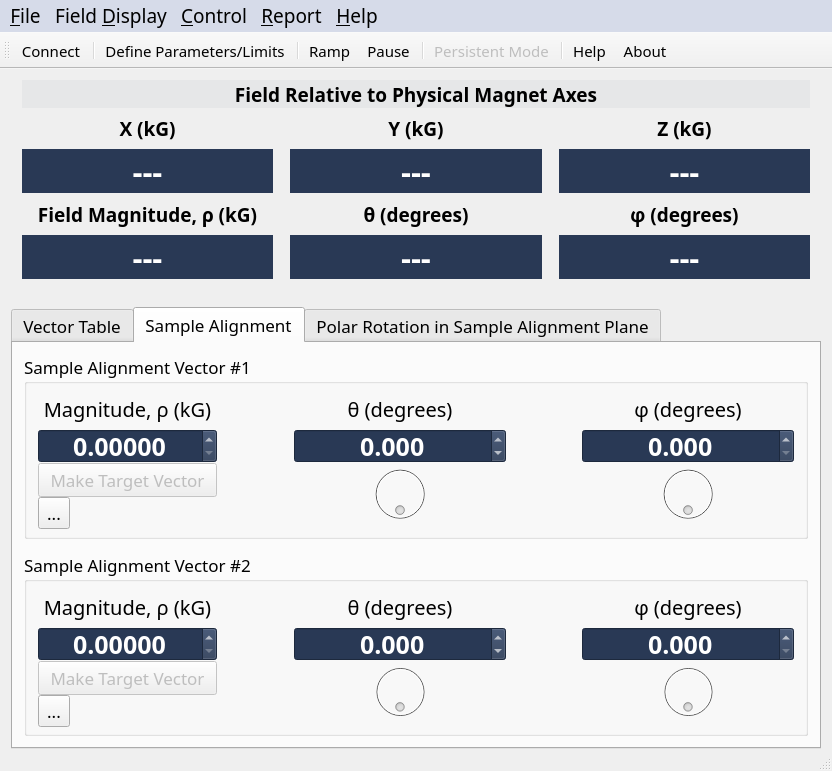
The window that macOS-UI/multiaxisoperation.ui (American-Magnetics-Inc/multi-axis-operation) describes before a commit, drawn with Qt 5.
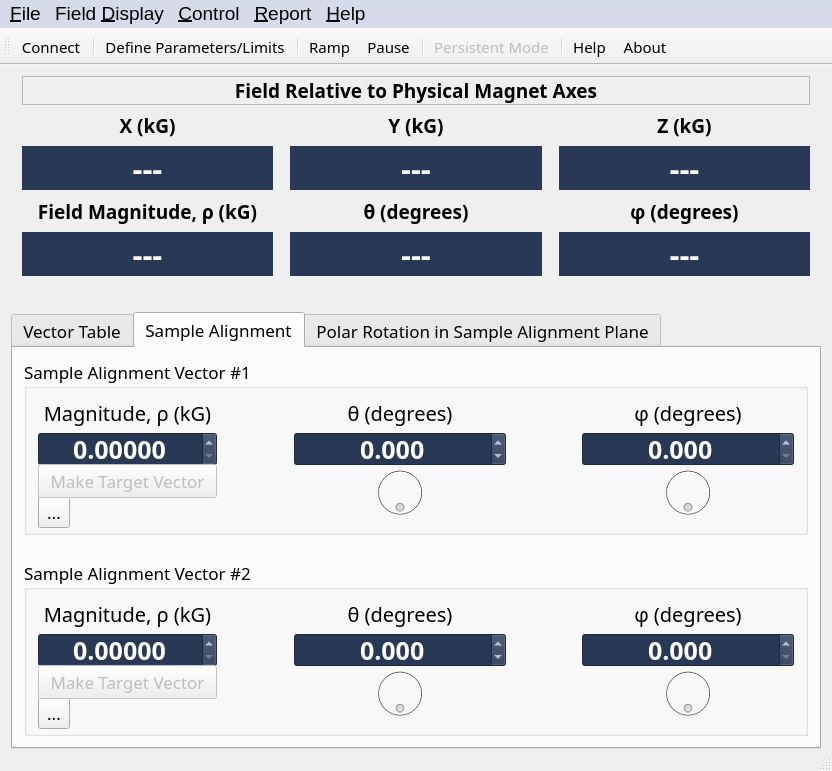
The same window after the commit. The open tabs and pages were chosen to show the change. Icons and pictures are not drawn. Custom widgets are drawn as their Qt base class.

Patch:
```diff
--- a/macOS-UI/multiaxisoperation.ui
+++ b/macOS-UI/multiaxisoperation.ui
@@ -28,7 +28,7 @@
   <widget class="QWidget" name="centralWidget">
    <layout class="QVBoxLayout" name="mainVerticalLayout" stretch="1,10">
     <property name="spacing">
-     <number>17</number>
+     <number>25</number>
     </property>
     <property name="leftMargin">
      <number>11</number>
@@ -272,13 +272,13 @@
             </font>
            </property>
            <property name="autoFillBackground">
-            <bool>false</bool>
-           </property>
-           <property name="styleSheet">
-            <string notr="true">background-color: rgb(230,231,232);</string>
+            <bool>true</bool>
            </property>
            <property name="frameShape">
-            <enum>QFrame::NoFrame</enum>
+            <enum>QFrame::StyledPanel</enum>
+           </property>
+           <property name="frameShadow">
+            <enum>QFrame::Plain</enum>
            </property>
            <property name="text">
             <string>Field Relative to Physical Magnet Axes</string>
@@ -1375,7 +1375,7 @@
        </attribute>
        <layout class="QVBoxLayout" name="verticalLayout" stretch="1,1">
         <property name="spacing">
-         <number>13</number>
+         <number>25</number>
         </property>
         <property name="leftMargin">
          <number>11</number>
@@ -1506,7 +1506,10 @@
              </property>
              <property name="font">
               <font>
+               <family>.SF NS</family>
                <pointsize>15</pointsize>
+               <weight>50</weight>
+               <bold>false</bold>
               </font>
              </property>
              <property name="text">
@@ -1527,7 +1530,10 @@
              </property>
              <property name="font">
               <font>
+               <family>.SF NS</family>
                <pointsize>15</pointsize>
+               <weight>50</weight>
+               <bold>false</bold>
               </font>
              </property>
              <property name="text">
@@ -1548,7 +1554,10 @@
              </property>
              <property name="font">
               <font>
+               <family>.SF NS</family>
                <pointsize>15</pointsize>
+               <weight>50</weight>
+               <bold>false</bold>
               </font>
              </property>
              <property name="text">
@@ -1846,7 +1855,10 @@
              </property>
              <property name="font">
               <font>
+               <family>.SF NS</family>
                <pointsize>15</pointsize>
+               <weight>50</weight>
+               <bold>false</bold>
               </font>
              </property>
              <property name="text">
@@ -1867,7 +1879,10 @@
              </property>
              <property name="font">
               <font>
+               <family>.SF NS</family>
                <pointsize>15</pointsize>
+               <weight>50</weight>
+               <bold>false</bold>
               </font>
              </property>
              <property name="text">
@@ -1888,7 +1903,10 @@
              </property>
              <property name="font">
               <font>
+               <family>.SF NS</family>
                <pointsize>15</pointsize>
+               <weight>50</weight>
+               <bold>false</bold>
               </font>
              </property>
              <property name="text">
@@ -2915,6 +2933,7 @@
    </property>
    <property name="font">
     <font>
+     <family>.AppleSystemUIFont</family>
      <pointsize>14</pointsize>
     </font>
    </property>
@@ -3042,6 +3061,7 @@
   <widget class="QToolBar" name="mainToolBar">
    <property name="font">
     <font>
+     <family>.SF NS</family>
      <pointsize>11</pointsize>
     </font>
    </property>
```
Left out of the diff: 8 changed lines with no effect on the pictures.
